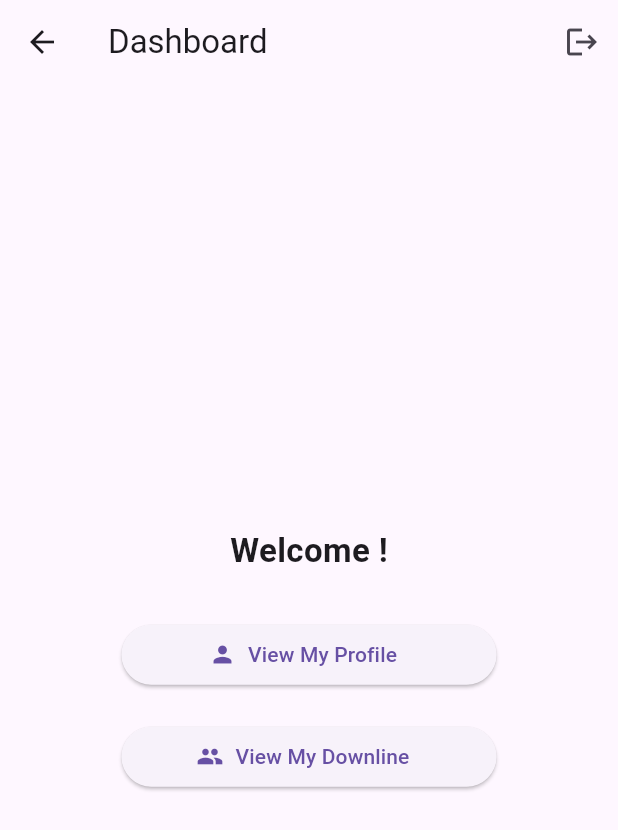
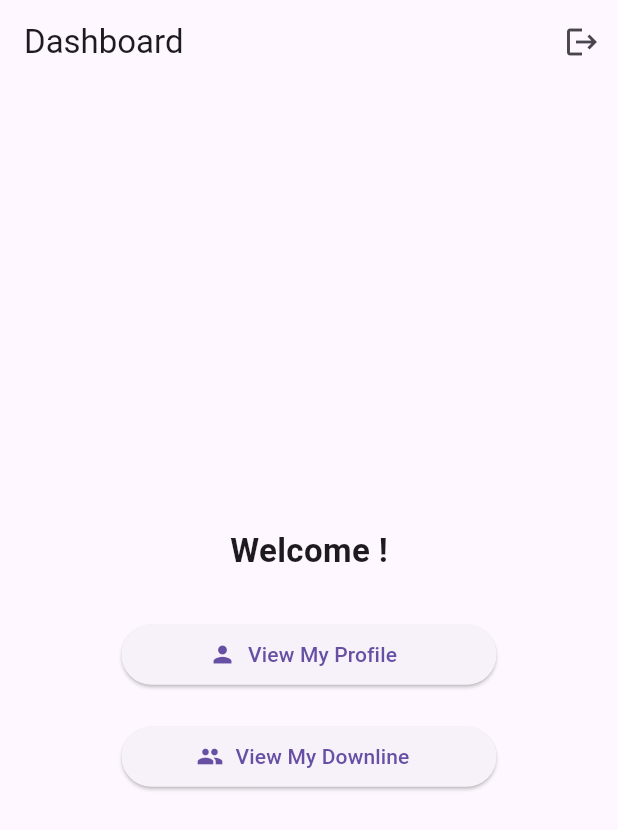
Before and after one commit to scscot/teambuild_app, a Flutter app: the DashboardScreen screen opened directly, on a phone screen of 412 x 824 dp. Shown: the top 830 px of the screen. Run offline on Flutter 3.47's test engine with Material 3 defaults, Android fonts, the light colour scheme and no system bars; our stand-ins replace cloud_firestore, firebase_auth, firebase_core, firebase_storage, flutter_dotenv, image_picker and 2 more; accounts and stored records are empty; project files that could hold a hidden picture were left out.

Commit message:
Back arrow removed

```diff
--- a/lib/screens/dashboard_screen.dart
+++ b/lib/screens/dashboard_screen.dart
@@ -32,11 +32,8 @@ class _DashboardScreenState extends State<DashboardScreen> {
   @override
   Widget build(BuildContext context) {
     return Scaffold(
+      // PATCH START: removed leading IconButton (back arrow) from AppBar
       appBar: AppBar(
-        leading: IconButton(
-          icon: const Icon(Icons.arrow_back),
-          onPressed: () => Navigator.of(context).maybePop(),
-        ),
         title: const Text('Dashboard'),
         actions: [
           IconButton(
@@ -48,6 +45,7 @@ class _DashboardScreenState extends State<DashboardScreen> {
           ),
         ],
       ),
+      // PATCH END
       body: _user == null
           ? const Center(child: CircularProgressIndicator())
           : Column(
```
